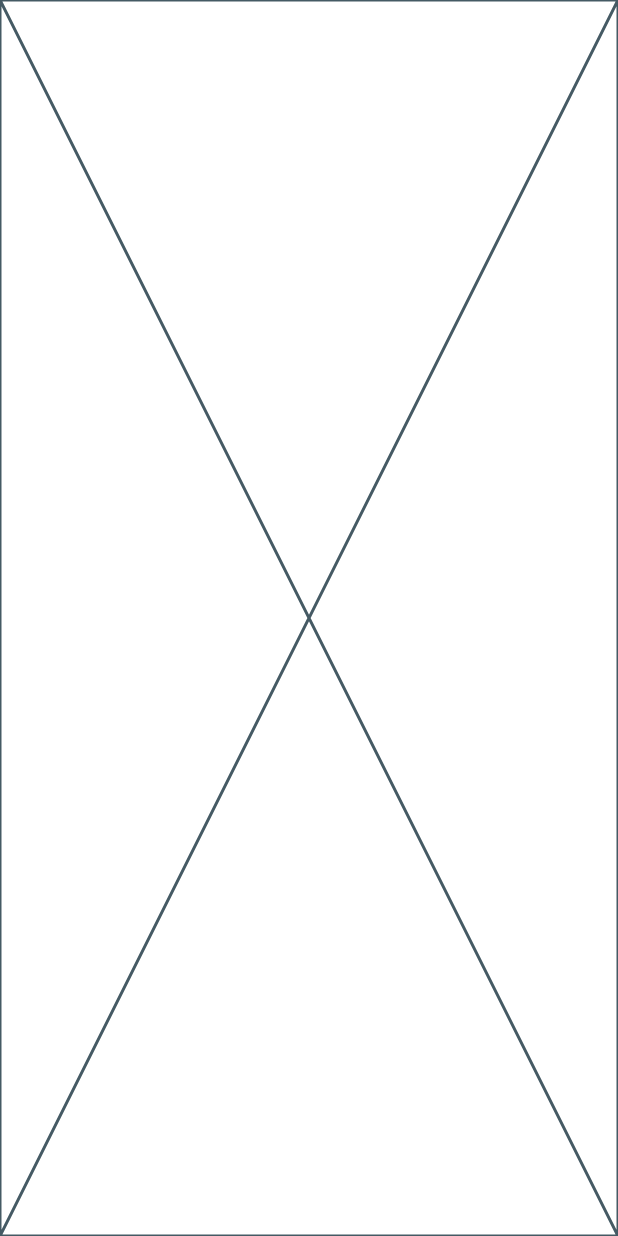
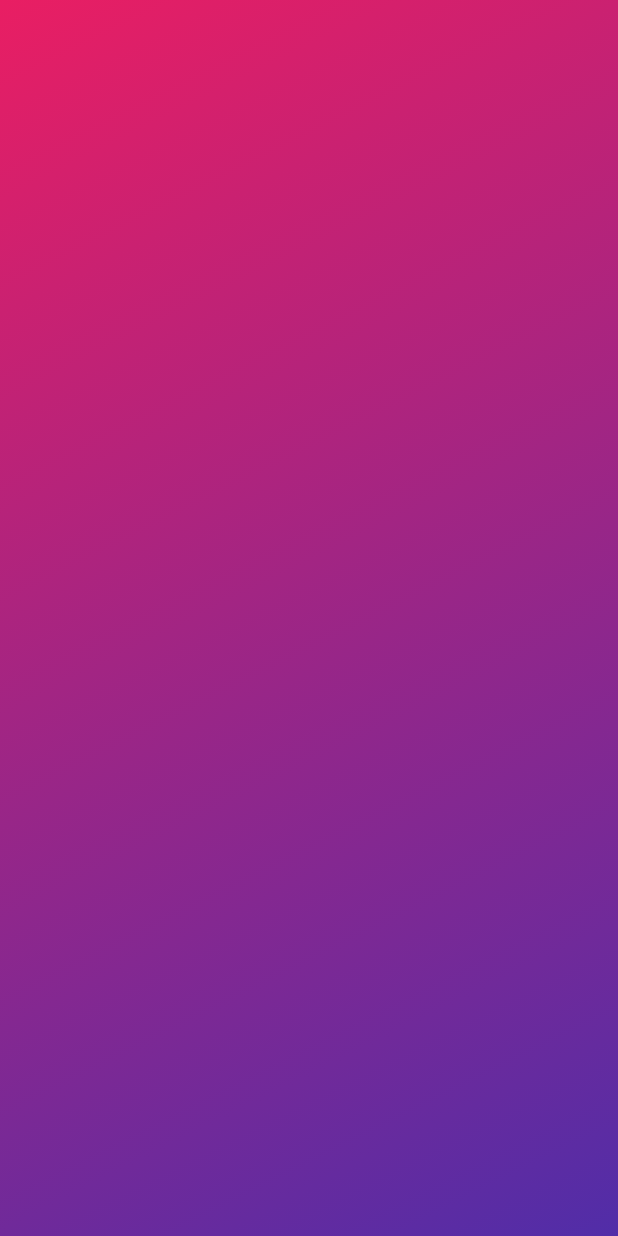
Before and after one commit to KhaledBahjat/rollDice, a Flutter app: the screen it shows after launch, on a phone screen of 412 x 824 dp. Run offline on Flutter 3.47's test engine with Material 3 defaults, Android fonts, the phone set to English and light mode, and no system bars.

Commit message:
gradint bacground

```diff
--- /dev/null
+++ b/roll_dice/lib/gradient_container.dart
@@ -0,0 +1,23 @@
+import 'package:flutter/material.dart';
+
+class GradientContainer extends StatelessWidget {
+  const GradientContainer({
+    super.key,
+  });
+
+  @override
+  Widget build(BuildContext context) {
+    return Container(
+      decoration: BoxDecoration(
+        gradient: LinearGradient(
+          begin: Alignment.topLeft,
+          end: Alignment.bottomRight,
+          colors: [
+            Colors.pink,
+            Colors.deepPurple.shade700,
+          ]
+        ),
+      ),
+    );
+  }
+}
--- a/roll_dice/lib/main.dart
+++ b/roll_dice/lib/main.dart
@@ -1,4 +1,5 @@
 import 'package:flutter/material.dart';
+import 'package:roll_dice/gradient_container.dart';
 
 void main() => runApp(RollDice());
 
@@ -7,6 +8,10 @@ class RollDice extends StatelessWidget {
 
   @override
   Widget build(BuildContext context) {
-    return const Placeholder();
+    return MaterialApp(
+      home: Scaffold(
+        body: GradientContainer(),
+      ),
+    );
   }
 }
```
